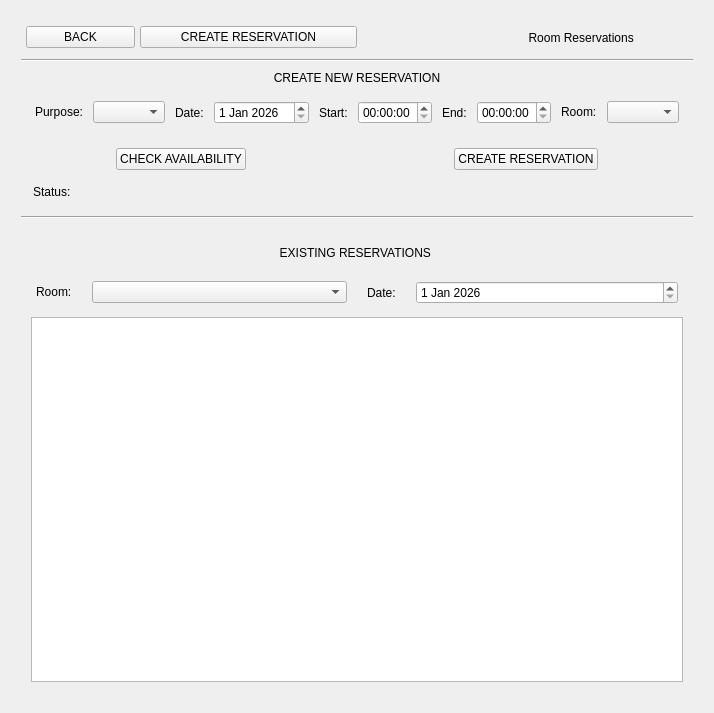
This is Application/GUI/UI/Reservation_Management.ui in mcy-e/university-db-project as Qt 5 draws it before an edit. The edited form follows.
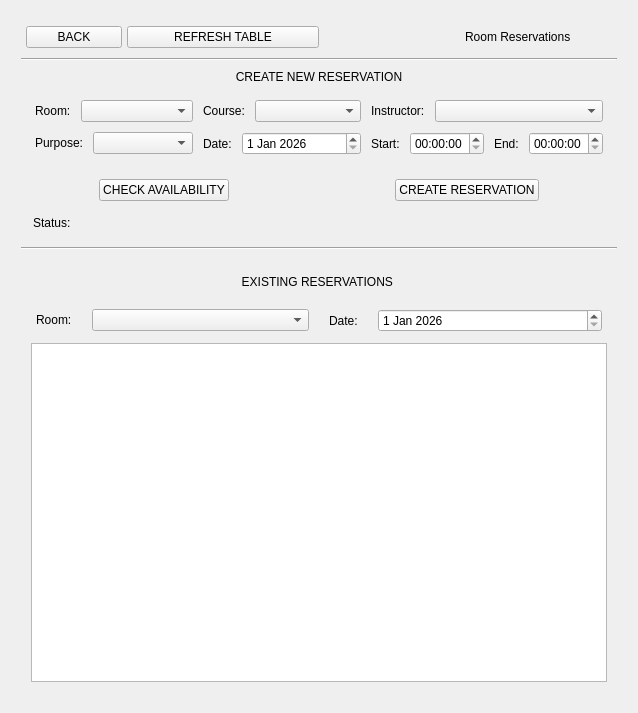
This is the edited form.

Commit message: [UPDATED] : the ui file with other selection widgets,and handled the ui and button logic in the widget class

The edit to the form file:
```diff
--- a/Application/GUI/UI/Reservation_Management.ui
+++ b/Application/GUI/UI/Reservation_Management.ui
@@ -58,7 +58,7 @@
        <item>
         <widget class="QPushButton" name="creat_reservation">
          <property name="text">
-          <string>CREATE RESERVATION</string>
+          <string>REFRESH TABLE</string>
          </property>
         </widget>
        </item>
@@ -141,10 +141,7 @@
         </layout>
        </item>
        <item>
-        <layout class="QHBoxLayout" name="creation_lyout" stretch="0,0,0,0,0">
-         <property name="spacing">
-          <number>10</number>
-         </property>
+        <layout class="QGridLayout" name="creation_layout">
          <property name="leftMargin">
           <number>10</number>
          </property>
@@ -157,7 +154,55 @@
          <property name="bottomMargin">
           <number>10</number>
          </property>
-         <item>
+         <property name="horizontalSpacing">
+          <number>10</number>
+         </property>
+         <property name="verticalSpacing">
+          <number>10</number>
+         </property>
+         <item row="0" column="0">
+          <layout class="QFormLayout" name="room_layout">
+           <item row="0" column="0">
+            <widget class="QLabel" name="room_label">
+             <property name="text">
+              <string>Room:</string>
+             </property>
+            </widget>
+           </item>
+           <item row="0" column="1">
+            <widget class="QComboBox" name="room_selection"/>
+           </item>
+          </layout>
+         </item>
+         <item row="0" column="1">
+          <layout class="QFormLayout" name="course_layout">
+           <item row="0" column="0">
+            <widget class="QLabel" name="course_label">
+             <property name="text">
+              <string>Course:</string>
+             </property>
+            </widget>
+           </item>
+           <item row="0" column="1">
+            <widget class="QComboBox" name="course_selection"/>
+           </item>
+          </layout>
+         </item>
+         <item row="0" column="2">
+          <layout class="QFormLayout" name="instructor_layout">
+           <item row="0" column="0">
+            <widget class="QLabel" name="instructor_label">
+             <property name="text">
+              <string>Instructor:</string>
+             </property>
+            </widget>
+           </item>
+           <item row="0" column="1">
+            <widget class="QComboBox" name="instructor_selection"/>
+           </item>
+          </layout>
+         </item>
+         <item row="1" column="0">
           <layout class="QFormLayout" name="purpose_layout">
            <item row="0" column="0">
             <widget class="QLabel" name="purpose_label">
@@ -171,7 +216,7 @@
            </item>
           </layout>
          </item>
-         <item>
+         <item row="1" column="1">
           <layout class="QFormLayout" name="date_layout">
            <item row="0" column="0">
             <widget class="QLabel" name="date_label_2">
@@ -196,6 +241,8 @@
            </item>
           </layout>
          </item>
+         <item row="1" column="2">
+          <layout class="QHBoxLayout" name="time_layout">
          <item>
           <layout class="QFormLayout" name="start_layout">
            <item row="0" column="0">
@@ -223,18 +270,6 @@
             <widget class="QTimeEdit" name="end_edit"/>
            </item>
           </layout>
-         </item>
-         <item>
-          <layout class="QFormLayout" name="room_layout">
-           <item row="0" column="0">
-            <widget class="QLabel" name="room_label_2">
-             <property name="text">
-              <string>Room:</string>
-             </property>
-            </widget>
-           </item>
-           <item row="0" column="1">
-            <widget class="QComboBox" name="room_selection"/>
            </item>
           </layout>
          </item>
```
Left out of the diff: 2 changed lines with no effect on the pictures. Lines whose indentation alone changed are shown as unchanged. The commit also changes 1 other file.
